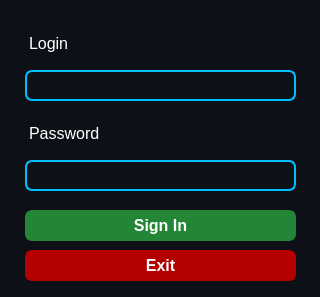
Above: login_dialog.ui from Daniil7575/Course_GUI_for_DB before the change. Below: the same form after it.
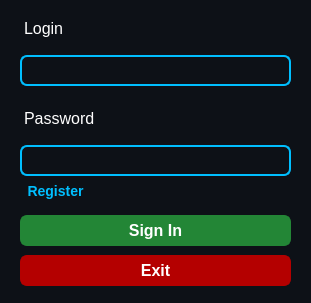
That is the form after the change.

What changed in the file:
```diff
--- a/login_dialog.ui
+++ b/login_dialog.ui
@@ -6,8 +6,8 @@
    <rect>
     <x>0</x>
     <y>0</y>
-    <width>320</width>
-    <height>297</height>
+    <width>311</width>
+    <height>303</height>
    </rect>
   </property>
   <property name="windowTitle">
@@ -21,6 +21,7 @@
 	color: rgb(255,255,255);
 	font: bold 18px
 }
+
 QLineEdit {
 	border: 2px solid rgb(0, 191, 255);
 	border-radius: 7px;
@@ -34,13 +35,19 @@
     background-color: rgb(35, 134, 54);
     color: white;
 	font: bold 16px
+}
+QPushButton#regButton {
+    background-color: rgb(13, 17, 23);
+	border: 2px solid rgb(13, 17, 23); ;
+	color:rgb(0, 191, 255);
+	font: bold 14px
 }</string>
   </property>
   <widget class="QLineEdit" name="loginEdit">
    <property name="geometry">
     <rect>
-     <x>25</x>
-     <y>70</y>
+     <x>20</x>
+     <y>55</y>
      <width>271</width>
      <height>31</height>
     </rect>
@@ -52,8 +59,8 @@
   <widget class="QPushButton" name="signButton">
    <property name="geometry">
     <rect>
-     <x>25</x>
-     <y>210</y>
+     <x>20</x>
+     <y>215</y>
      <width>271</width>
      <height>31</height>
     </rect>
@@ -65,8 +72,8 @@
   <widget class="QTextEdit" name="loginTextEdit">
    <property name="geometry">
     <rect>
-     <x>25</x>
-     <y>30</y>
+     <x>20</x>
+     <y>15</y>
      <width>141</width>
      <height>31</height>
     </rect>
@@ -91,8 +98,8 @@
   <widget class="QTextEdit" name="passTextEdit">
    <property name="geometry">
     <rect>
-     <x>25</x>
-     <y>120</y>
+     <x>20</x>
+     <y>105</y>
      <width>141</width>
      <height>31</height>
     </rect>
@@ -117,8 +124,8 @@
   <widget class="QLineEdit" name="passEdit">
    <property name="geometry">
     <rect>
-     <x>25</x>
-     <y>160</y>
+     <x>20</x>
+     <y>145</y>
      <width>271</width>
      <height>31</height>
     </rect>
@@ -130,8 +137,8 @@
   <widget class="QPushButton" name="exitButton">
    <property name="geometry">
     <rect>
-     <x>25</x>
-     <y>250</y>
+     <x>20</x>
+     <y>255</y>
      <width>271</width>
      <height>31</height>
     </rect>
@@ -149,6 +156,19 @@
     <string>Exit</string>
    </property>
   </widget>
+  <widget class="QPushButton" name="regButton">
+   <property name="geometry">
+    <rect>
+     <x>20</x>
+     <y>180</y>
+     <width>71</width>
+     <height>21</height>
+    </rect>
+   </property>
+   <property name="text">
+    <string>Register</string>
+   </property>
+  </widget>
  </widget>
  <resources/>
  <connections/>
```
